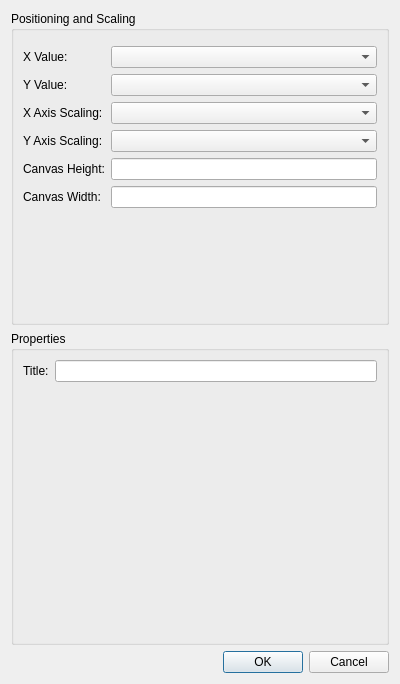
Above: QtGraphCreator/barchartdialog.ui from JarNoff/QtGraphCreator before the change. Below: the same form after it.
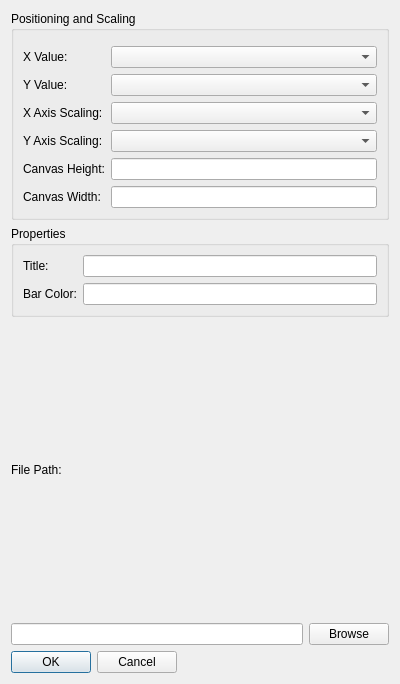
That is the form after the change.

The edit to the form file:
```diff
--- a/QtGraphCreator/barchartdialog.ui
+++ b/QtGraphCreator/barchartdialog.ui
@@ -14,7 +14,7 @@
    <string>Dialog</string>
   </property>
   <layout class="QGridLayout" name="gridLayout_2">
-   <item row="0" column="0">
+   <item row="0" column="0" colspan="2">
     <layout class="QGridLayout" name="gridLayout">
      <item row="1" column="0">
       <widget class="QGroupBox" name="posAndScaling">
@@ -116,12 +116,39 @@
         <item row="0" column="1">
          <widget class="QLineEdit" name="graphTitlelineEdit"/>
         </item>
+        <item row="1" column="0">
+         <widget class="QLabel" name="label">
+          <property name="text">
+           <string>Bar Color:</string>
+          </property>
+         </widget>
+        </item>
+        <item row="1" column="1">
+         <widget class="QLineEdit" name="lineEdit"/>
+        </item>
        </layout>
       </widget>
      </item>
     </layout>
    </item>
-   <item row="2" column="0">
+   <item row="4" column="0">
+    <widget class="QLineEdit" name="filePathLineEdit"/>
+   </item>
+   <item row="3" column="0">
+    <widget class="QLabel" name="filePathLabel">
+     <property name="text">
+      <string>File Path:</string>
+     </property>
+    </widget>
+   </item>
+   <item row="4" column="1">
+    <widget class="QPushButton" name="browseButton">
+     <property name="text">
+      <string>Browse</string>
+     </property>
+    </widget>
+   </item>
+   <item row="5" column="0" alignment="Qt::AlignLeft">
     <widget class="QDialogButtonBox" name="buttonBox">
      <property name="orientation">
       <enum>Qt::Horizontal</enum>
```
